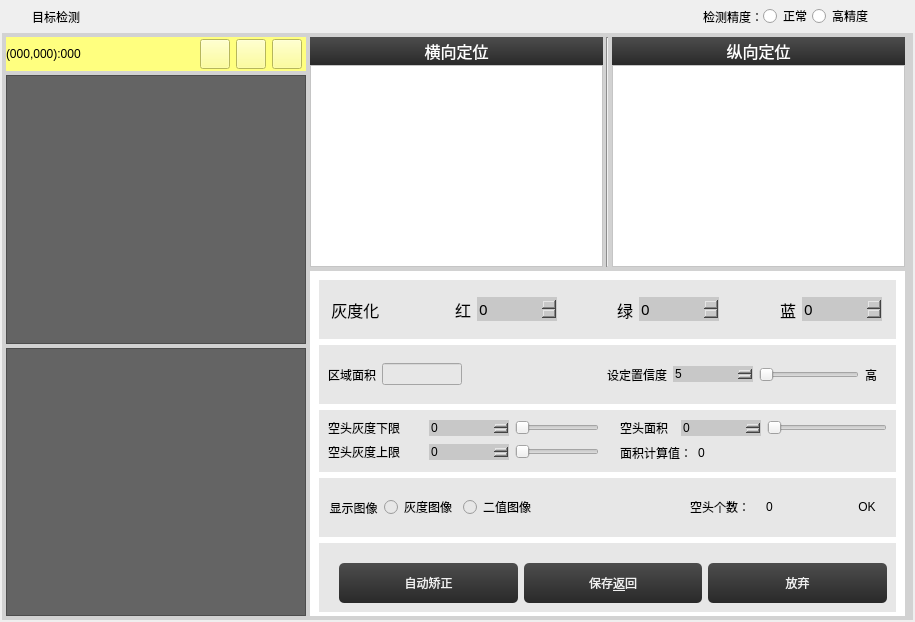
The window that dlgCheckOperator/dlgDLobjectdetect.ui (1245623687/KTPro) describes before a commit, drawn with Qt 5.
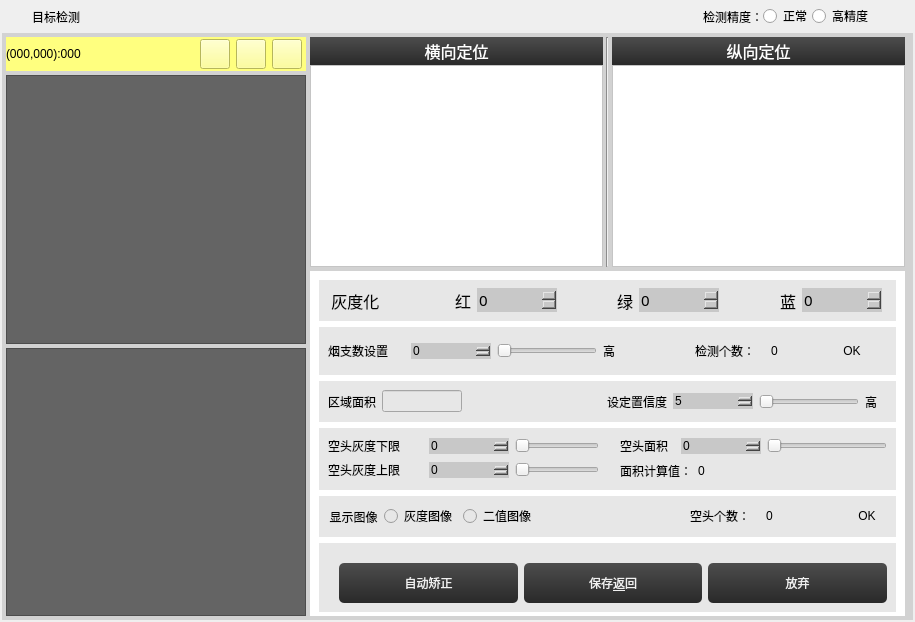
The same window after the commit. Icons and pictures are not drawn. Custom widgets are drawn as their Qt base class.

The edit to the form file:
```diff
--- a/dlgCheckOperator/dlgDLobjectdetect.ui
+++ b/dlgCheckOperator/dlgDLobjectdetect.ui
@@ -1059,6 +1059,243 @@
               </layout>
              </widget>
             </item>
+            <item>
+             <widget class="QWidget" name="widget_16" native="true">
+              <property name="styleSheet">
+               <string notr="true">background-color: rgb(231, 231, 231);</string>
+              </property>
+              <layout class="QHBoxLayout" name="horizontalLayout_15">
+               <item>
+                <widget class="QLabel" name="label_24">
+                 <property name="styleSheet">
+                  <string notr="true">font: 11pt &quot;微软雅黑&quot;;</string>
+                 </property>
+                 <property name="text">
+                  <string>烟支数设置</string>
+                 </property>
+                </widget>
+               </item>
+               <item>
+                <widget class="KSpinBoxKb" name="spinBoxCigaTotalNum">
+                 <property name="minimumSize">
+                  <size>
+                   <width>80</width>
+                   <height>0</height>
+                  </size>
+                 </property>
+                 <property name="maximumSize">
+                  <size>
+                   <width>80</width>
+                   <height>16777215</height>
+                  </size>
+                 </property>
+                 <property name="styleSheet">
+                  <string notr="true">
+QSpinBox
+{
+	
+	font: 12pt &quot;微软雅黑&quot;;
+	border-width:1;border-style:none;
+	border-color:rgb(255, 255, 255);
+	background-color: rgb(200, 200, 200);
+	color::rgb(255,255, 0);
+
+}
+QSpinBox::down-button
+{   
+	
+	background-color: rgb(200, 200, 200);
+	subcontrol-origin:border;
+    subcontrol-position:left;
+    image: url(:/左normal.png);
+    width: 20px;
+    height: 30px; ;
+}
+QSpinBox::up-button
+{
+board:none;
+	background-color: rgb(200, 200, 200);
+	subcontrol-origin:border;
+    subcontrol-position:right;
+    image: url(:/右normal.png);
+    width: 20px;
+    height: 30px;       
+}
+
+QSpinBox::up-button:pressed
+{
+board:none;
+background-color: rgb(103, 103, 103);
+	subcontrol-origin:border;
+    subcontrol-position:right;
+    image: url(:/右press.png);
+    width: 20px;
+    height: 30px;      
+}
+QSpinBox::down-button:pressed
+{
+board:none;
+background-color: rgb(103, 103, 103);
+	subcontrol-origin:border;
+    subcontrol-position:left;
+    image: url(:/左press.png);
+    width: 20px;
+    height: 30px; 
+}
+</string>
+                 </property>
+                 <property name="minimum">
+                  <number>0</number>
+                 </property>
+                 <property name="maximum">
+                  <number>100</number>
+                 </property>
+                </widget>
+               </item>
+               <item>
+                <widget class="QSlider" name="horizontalSliderCigaTotalNum">
+                 <property name="minimumSize">
+                  <size>
+                   <width>80</width>
+                   <height>0</height>
+                  </size>
+                 </property>
+                 <property name="maximumSize">
+                  <size>
+                   <width>100</width>
+                   <height>16777215</height>
+                  </size>
+                 </property>
+                 <property name="minimum">
+                  <number>0</number>
+                 </property>
+                 <property name="maximum">
+                  <number>100</number>
+                 </property>
+                 <property name="orientation">
+                  <enum>Qt::Horizontal</enum>
+                 </property>
+                </widget>
+               </item>
+               <item>
+                <widget class="QLabel" name="label_25">
+                 <property name="styleSheet">
+                  <string notr="true">font: 11pt &quot;微软雅黑&quot;;</string>
+                 </property>
+                 <property name="text">
+                  <string>高</string>
+                 </property>
+                </widget>
+               </item>
+               <item>
+                <widget class="QLabel" name="labelDefectNum_1">
+                 <property name="sizePolicy">
+                  <sizepolicy hsizetype="Preferred" vsizetype="Preferred">
+                   <horstretch>0</horstretch>
+                   <verstretch>0</verstretch>
+                  </sizepolicy>
+                 </property>
+                 <property name="minimumSize">
+                  <size>
+                   <width>80</width>
+                   <height>30</height>
+                  </size>
+                 </property>
+                 <property name="maximumSize">
+                  <size>
+                   <width>50</width>
+                   <height>30</height>
+                  </size>
+                 </property>
+                 <property name="autoFillBackground">
+                  <bool>false</bool>
+                 </property>
+                 <property name="styleSheet">
+                  <string notr="true">font: 11pt &quot;微软雅黑&quot;;</string>
+                 </property>
+                 <property name="text">
+                  <string>检测个数：</string>
+                 </property>
+                 <property name="alignment">
+                  <set>Qt::AlignCenter</set>
+                 </property>
+                </widget>
+               </item>
+               <item>
+                <widget class="QLabel" name="labelCigaTotalNum">
+                 <property name="minimumSize">
+                  <size>
+                   <width>50</width>
+                   <height>30</height>
+                  </size>
+                 </property>
+                 <property name="maximumSize">
+                  <size>
+                   <width>50</width>
+                   <height>30</height>
+                  </size>
+                 </property>
+                 <property name="autoFillBackground">
+                  <bool>false</bool>
+                 </property>
+                 <property name="styleSheet">
+                  <string notr="true">font: 11pt &quot;微软雅黑&quot;;</string>
+                 </property>
+                 <property name="text">
+                  <string>0</string>
+                 </property>
+                 <property name="alignment">
+                  <set>Qt::AlignLeading|Qt::AlignLeft|Qt::AlignVCenter</set>
+                 </property>
+                </widget>
+               </item>
+               <item>
+                <widget class="QLabel" name="labelResultCigaTotalNum">
+                 <property name="minimumSize">
+                  <size>
+                   <width>50</width>
+                   <height>30</height>
+                  </size>
+                 </property>
+                 <property name="maximumSize">
+                  <size>
+                   <width>50</width>
+                   <height>30</height>
+                  </size>
+                 </property>
+                 <property name="autoFillBackground">
+                  <bool>false</bool>
+                 </property>
+                 <property name="styleSheet">
+                  <string notr="true">font: 11pt &quot;微软雅黑&quot;;</string>
+                 </property>
+                 <property name="text">
+                  <string>OK</string>
+                 </property>
+                 <property name="alignment">
+                  <set>Qt::AlignCenter</set>
+                 </property>
+                </widget>
+               </item>
+               <item>
+                <spacer name="horizontalSpacer_11">
+                 <property name="orientation">
+                  <enum>Qt::Horizontal</enum>
+                 </property>
+                 <property name="sizeType">
+                  <enum>QSizePolicy::Fixed</enum>
+                 </property>
+                 <property name="sizeHint" stdset="0">
+                  <size>
+                   <width>10</width>
+                   <height>20</height>
+                  </size>
+                 </property>
+                </spacer>
+               </item>
+              </layout>
+             </widget>
+            </item>
             <item>
              <widget class="QWidget" name="widget_12" native="true">
               <property name="styleSheet">
```
